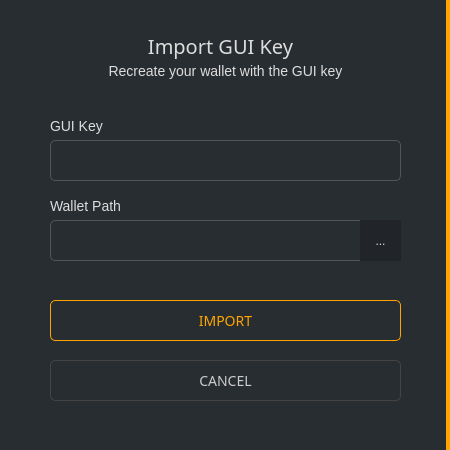
Qt form src/gui/ui/importguikeydialog.ui (ConcealNetwork/conceal-desktop) before a commit.
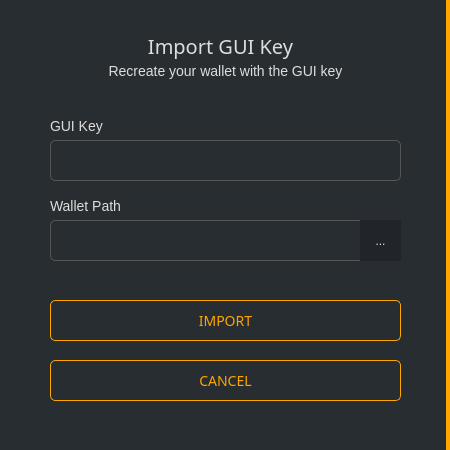
The same form after that commit.

Commit message: Finished hover effects

Diff of the .ui file:
```diff
--- a/src/gui/ui/importguikeydialog.ui
+++ b/src/gui/ui/importguikeydialog.ui
@@ -245,9 +245,22 @@
        </font>
       </property>
       <property name="styleSheet">
-       <string notr="true">QPushButton#m_cancelButton {color: #ccc; border: 1px solid #444; font-size: 14px; border-radius: 5px;font-family: 'Poppins';}
+       <string notr="true">QPushButton#m_cancelButton
+{
+    color: orange; ;
+    border: 1px solid orange;
+    font-size: 14px;
+    border-radius: 5px; font-family: 'Poppins';
+}
 
-QPushButton#m_cancelButton:hover {color: #fff; border: 1px solid #444; font-size: 14px; border-radius: 5px; font-family: 'Poppins';}</string>
+QPushButton#m_cancelButton:hover
+{
+    color:#FFD700; ;
+    border: 1px solid orange;
+    font-size: 14px;
+    border-radius: 5px;
+    font-family: 'Poppins';
+}</string>
       </property>
       <property name="text">
        <string>CANCEL</string>
```
The commit also changes 16 other files.
